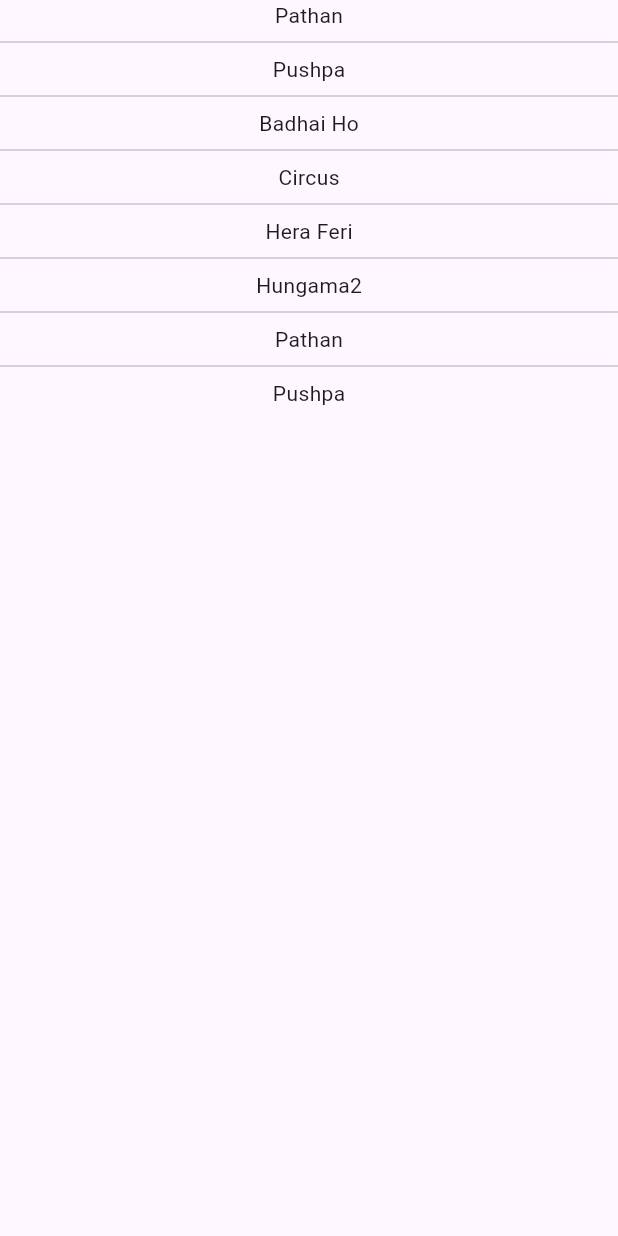
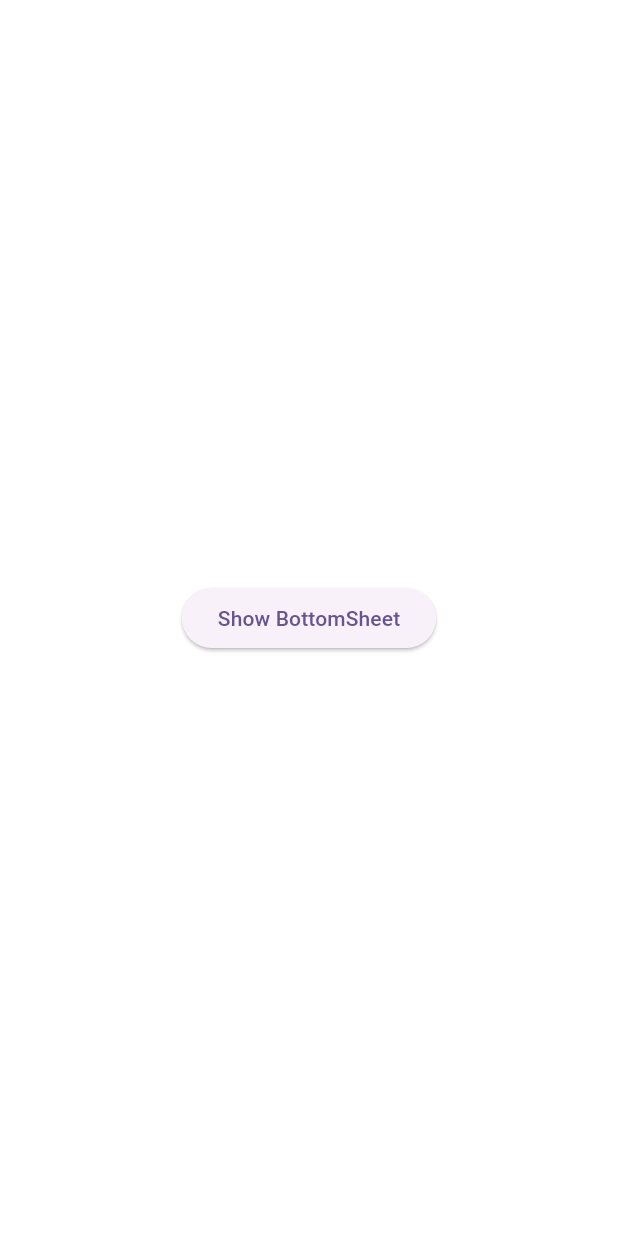
Before and after one commit to priyasavvient/priyasavvient.github.io, a Flutter app: the screen it shows after launch, after a tap on "Show BottomSheet", on a phone screen of 412 x 824 dp. Run offline on Flutter 3.47's test engine with Material 2 defaults, Android fonts, the phone set to English and light mode, and no system bars.

Commit message:
homescreen design change1

```diff
--- a/lib/HomeScreen.dart
+++ b/lib/HomeScreen.dart
@@ -1,7 +1,5 @@
 import 'package:flutter/material.dart';
-import 'package:modal_bottom_sheet/modal_bottom_sheet.dart';
 
-import '../model/data_model.dart';
 
 class BottomSheetDemo extends StatefulWidget {
   const BottomSheetDemo({Key? key}) : super(key: key);
@@ -12,7 +10,7 @@ class BottomSheetDemo extends StatefulWidget {
 
 class _BottomSheetDemoState extends State<BottomSheetDemo> {
 
-  List<ItemList> details = [
+ /* List<ItemList> details = [
     ItemList(images: "assets/images/pathan.jpeg", movies: "Pathan", movieDate: '25 January 2023'),
     ItemList(images: "assets/images/pushpa.jpeg", movies: "Pushpa", movieDate: '17 December 2021'),
     ItemList(images: "assets/images/badhaiho.jpeg", movies: "Badhai Ho", movieDate: '18 October 2018'),
@@ -22,21 +20,21 @@ class _BottomSheetDemoState extends State<BottomSheetDemo> {
     ItemList(images: "assets/images/hungama2.jpeg", movies: "Pathan", movieDate: '25 January 2023'),
     ItemList(images: "assets/images/pushpa.jpeg", movies: "Pushpa", movieDate: '17 December 2021'),
 
-  ];
+  ];*/
 
   @override
   Widget build(BuildContext context) {
     return Center(
       child: ElevatedButton(onPressed: () {
-        showMaterialModalBottomSheet(context: context, builder: (_) {
+       /* showMaterialModalBottomSheet(context: context, builder: (_) {
           return _bottomSheetList();
-        });
+        });*/
       },
           child: const Text("Show BottomSheet")),
     );
   }
 
-  Widget _bottomSheetList()
+ /* Widget _bottomSheetList()
   {
     return ListView.separated(
       itemCount: details.length,
@@ -45,5 +43,5 @@ class _BottomSheetDemoState extends State<BottomSheetDemo> {
       }, separatorBuilder: (context, index) {
       return const Divider();
     },);
-  }
+  }*/
 }
```
